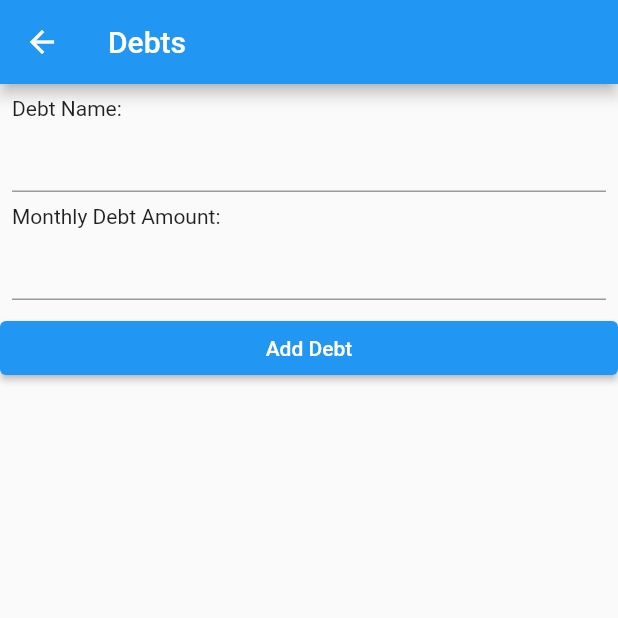
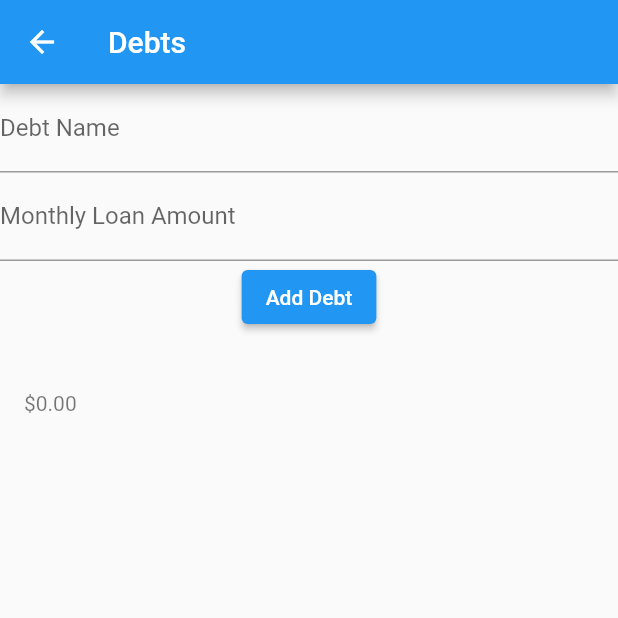
Before and after one commit to Walt-20/flutter-projects, a Flutter app: the DebtsView screen opened by its route, after a tap on "Add Debt", on a phone screen of 412 x 824 dp, the top half of it. Run offline on Flutter 3.47's test engine with Material 2 defaults, Android fonts, the phone set to English and light mode, and no system bars; our stand-ins replace shared_preferences; missing offline and left inert: flutter_custom_tabs; accounts and stored records are empty; generated files the repository leaves out were written again.

Commit message:
debt functionality is close to there

```diff
--- a/finance_app/lib/src/sample_feature/debts.dart
+++ b/finance_app/lib/src/sample_feature/debts.dart
@@ -13,6 +13,10 @@
 
 class _DebtsViewState extends State<DebtsView> {
   final List<Debt> _debts = [];
+  double totalDebt = 0.0;
+
+  final _nameController = TextEditingController();
+  final _monthlyLoanAmountController = TextEditingController();
 
   @override
   Widget build(BuildContext context) {
@@ -22,22 +26,48 @@
       ),
       body: Column(
         children: [
+          TextFormField(
+            controller: _nameController,
+            decoration: const InputDecoration(
+              labelText: 'Debt Name',
+            ),
+          ),
+          TextFormField(
+            controller: _monthlyLoanAmountController,
+            keyboardType: TextInputType.number,
+            decoration: const InputDecoration(
+              labelText: 'Monthly Loan Amount',
+            ),
+          ),
+          ElevatedButton(
+            onPressed: () {
+              setState(() {
+                final name = _nameController.text;
+                final monthlyLoanAmount =
+                    double.tryParse(_monthlyLoanAmountController.text) ?? 0.0;
+                _debts.add(
+                    Debt(name: name, monthlyLoanAmount: monthlyLoanAmount));
+                totalDebt += monthlyLoanAmount;
+                debugPrint("Total Debt: $totalDebt");
+                _nameController.clear();
+                _monthlyLoanAmountController.clear();
+              });
+            },
+            child: const Text('Add Debt'),
+          ),
           Expanded(
             child: ListView.builder(
-              itemCount: _debts.length + 1,
-              itemBuilder: (BuildContext context, int index) {
-                if (index == _debts.length) {
-                  return ElevatedButton(
-                    onPressed: () {
-                      setState(() {
-                        _debts.add(Debt());
-                      });
-                    },
-                    child: const Text('Add Debt'),
-                  );
-                } else {
-                  return _debts[index];
-                }
+              itemCount: _debts.length,
+              itemBuilder: (context, index) {
+                final debt = _debts[index];
+                return ListTile(
+                  title: Text(debt.name),
+                  subtitle: Text(
+                    NumberFormat.simpleCurrency().format(
+                      debt.monthlyLoanAmount,
+                    ),
+                  ),
+                );
               },
             ),
           ),
@@ -47,59 +77,12 @@
   }
 }
 
-class Debt extends StatefulWidget {
-  const Debt({Key? key}) : super(key: key);
+class Debt {
+  final String name;
+  final double monthlyLoanAmount;
 
-  @override
-  _DebtState createState() => _DebtState();
+  Debt({
+    required this.name,
+    required this.monthlyLoanAmount,
+  });
 }
-
-class _DebtState extends State<Debt> {
-  final TextEditingController _nameController = TextEditingController();
-  final TextEditingController _debtController = TextEditingController();
-  static const _locale = 'en';
-  String _formatNumber(String value) =>
-      NumberFormat.decimalPattern(_locale).format(int.parse(value));
-
-  @override
-  void dispose() {
-    _nameController.dispose();
-    _debtController.dispose();
-    super.dispose();
-  }
-
-  double get totalDebt {
-    return double.tryParse(_debtController.text.replaceAll(',', '')) ?? 0;
-  }
-
-  @override
-  Widget build(BuildContext context) {
-    return Padding(
-      padding: const EdgeInsets.all(8.0),
-      child: Column(
-        crossAxisAlignment: CrossAxisAlignment.start,
-        children: [
-          const Text('Debt Name:'),
-          TextFormField(
-            controller: _nameController,
-          ),
-          const SizedBox(height: 8),
-          const Text('Monthly Debt Amount:'),
-          TextFormField(
-            controller: _debtController,
-            keyboardType: TextInputType.number,
-            decoration: InputDecoration(),
-            onChanged: (value) {
-              value = _formatNumber(value.replaceAll(",", ''));
-              _debtController.value = TextEditingValue(
-                text: value,
-                selection: TextSelection.collapsed(offset: value.length),
-              );
-              setState(() {});
-            },
-          ),
-        ],
-      ),
-    );
-  }
-}
```
